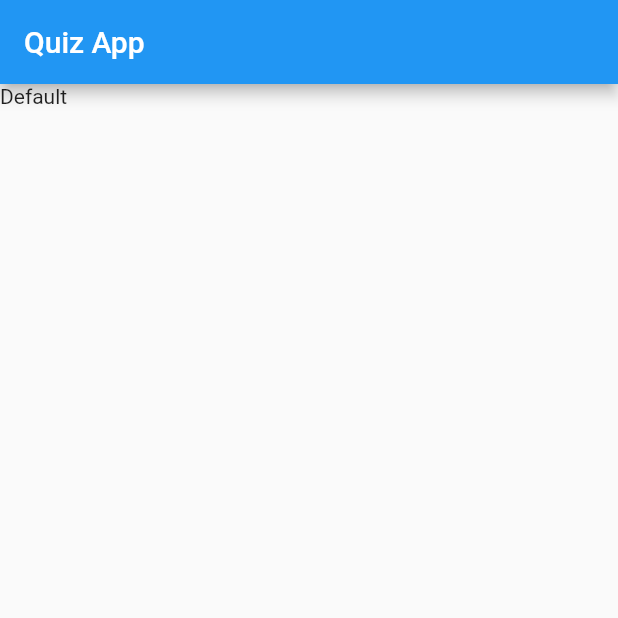
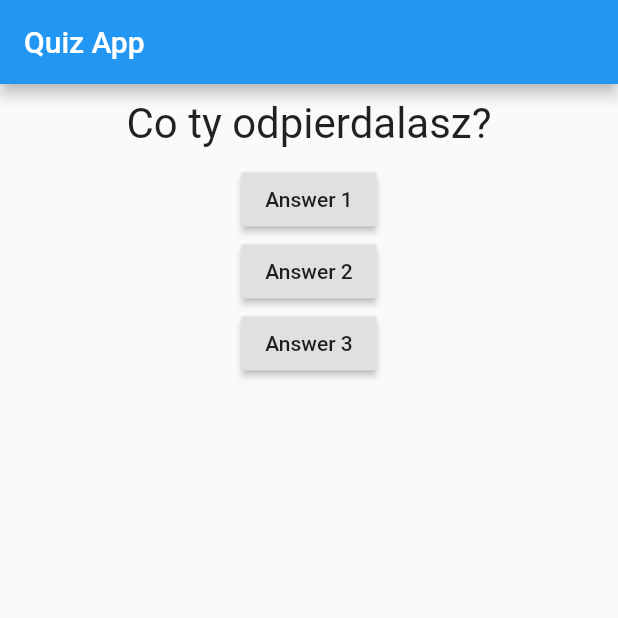
Before and after one commit to Sodment/fluttter_quiz_app, a Flutter app: the screen it shows after launch, on a phone screen of 412 x 824 dp, the top half of it. Run offline on Flutter 3.47's test engine with Material 2 defaults, Android fonts, the phone set to English and light mode, and no system bars.

Commit message:
Add basic layout

```diff
--- a/lib/main.dart
+++ b/lib/main.dart
@@ -1,16 +1,52 @@
 import 'package:flutter/material.dart';
+import './question.dart';
 
 void main() => runApp(MyApp());
 
-class MyApp extends StatelessWidget {
+class MyApp extends StatefulWidget {
+  @override
+  State<StatefulWidget> createState() {
+    return _MyAppState();
+  }
+}
+
+class _MyAppState extends State<MyApp> {
+  var _questionIndex = 0;
+
+  void _answerQuestion() {
+    setState(() {
+      _questionIndex = _questionIndex + 1;
+    });
+  }
+
   @override
   Widget build(BuildContext context) {
+    var questions = [
+      'Co ty odpierdalasz?',
+      "whast your fav animal?",
+    ];
     return MaterialApp(
       home: Scaffold(
         appBar: AppBar(
           title: Text("Quiz App"),
         ),
-        body: Text('Default'),
+        body: Column(
+          children: <Widget>[
+            Question(questions[_questionIndex]),
+            RaisedButton(
+              onPressed: _answerQuestion,
+              child: Text("Answer 1"),
+            ),
+            RaisedButton(
+              onPressed: _answerQuestion,
+              child: Text("Answer 2"),
+            ),
+            RaisedButton(
+              onPressed: _answerQuestion,
+              child: Text("Answer 3"),
+            ),
+          ],
+        ),
       ),
     );
   }
--- /dev/null
+++ b/lib/question.dart
@@ -0,0 +1,18 @@
+import 'package:flutter/material.dart';
+
+class Question extends StatelessWidget {
+  final String questionText;
+
+  Question(this.questionText);
+  @override
+  Widget build(BuildContext context) {
+    return Container(
+        width: double.infinity,
+        margin: EdgeInsets.all(10.0),
+        child: Text(
+          questionText,
+          style: TextStyle(fontSize: 28),
+          textAlign: TextAlign.center,
+        ));
+  }
+}
```
